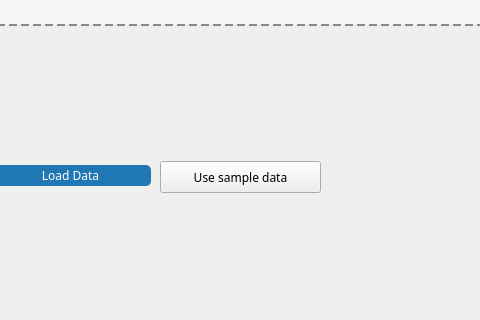
Old version of the form InitialisationScreen.ui in the repository milanahuja1/fm-schematic-automation; both pictures show x 350 to 830 and y 385 to 705 of the 1074 by 705 pixel window.
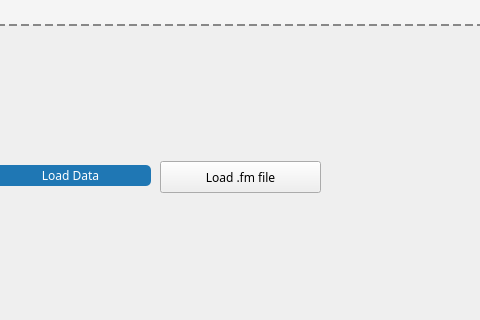
New version of the form.

Commit message: Added a feature to save and load schematics

```diff
--- a/InitialisationScreen.ui
+++ b/InitialisationScreen.ui
@@ -29,7 +29,7 @@
     </font>
    </property>
    <property name="text">
-    <string>Use sample data</string>
+    <string>Load .fm file</string>
    </property>
   </widget>
   <widget class="QPushButton" name="createGraphButton">
```
Left out of the diff: 2 changed lines with no effect on the pictures. The commit also changes 4 other files.
